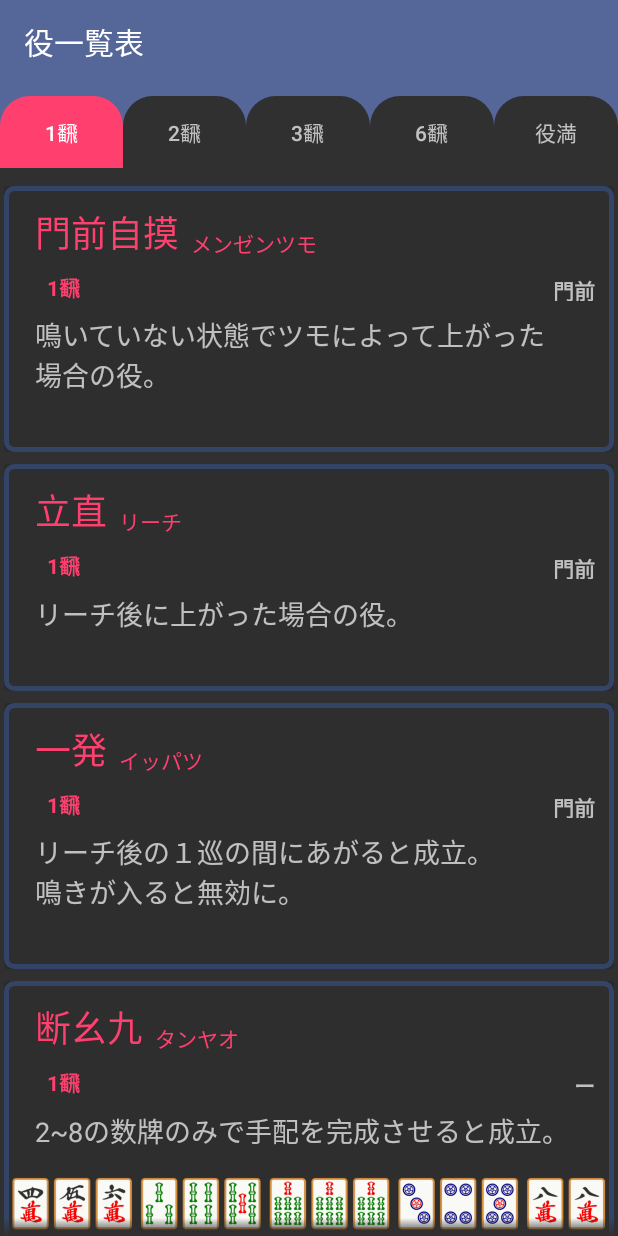
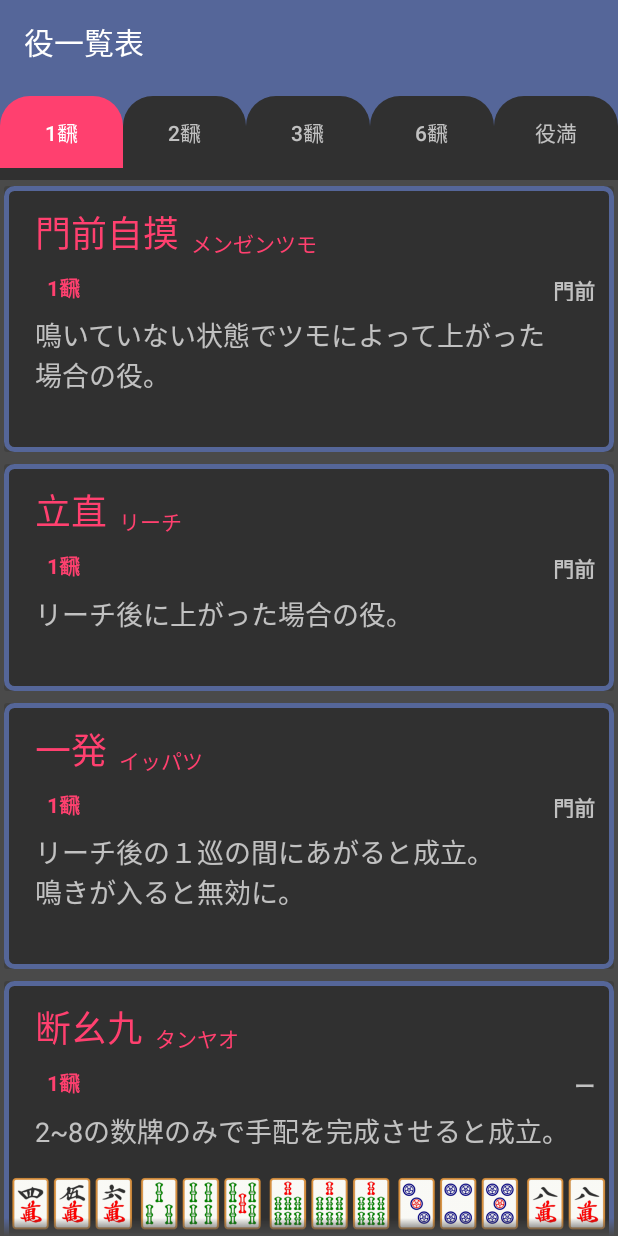
Before and after one commit to Bluewind12/Mahjongg_App, an Android app: the YakuListViewActivity screen opened directly, with no data from a screen before it, on a phone screen of 412 x 824 dp. Run offline under Robolectric (Android 15) with nearby library versions, the phone set to English and light mode, and no system bars.

Commit message:
リストのデザインの変更

```diff
--- a/app/src/main/res/drawable/background_yaku_list_card_black.xml
+++ b/app/src/main/res/drawable/background_yaku_list_card_black.xml
@@ -3,13 +3,13 @@
     android:shape="rectangle">
     <stroke
         android:width="3sp"
-        android:color="?attr/colorPrimaryDark" />
+        android:color="?attr/colorPrimary" />
     <padding
         android:bottom="5sp"
         android:left="5sp"
         android:right="5sp"
         android:top="5sp" />
 
-    <solid android:color="#05FFFFFF" />
+    <solid android:color="?android:attr/windowBackground" />
     <corners android:radius="5sp" />
 </shape>
--- a/app/src/main/res/drawable/background_yaku_list_card_white.xml
+++ b/app/src/main/res/drawable/background_yaku_list_card_white.xml
@@ -10,6 +10,6 @@
         android:right="5sp"
         android:top="5sp" />
 
-    <solid android:color="#10FFFFFF" />
+    <solid android:color="?android:attr/windowBackground" />
     <corners android:radius="5sp" />
 </shape>
--- a/app/src/main/res/layout/yaku_list_layout.xml
+++ b/app/src/main/res/layout/yaku_list_layout.xml
@@ -61,8 +61,9 @@
         android:layout_width="0dp"
         android:layout_height="0dp"
         android:layout_marginTop="8dp"
+        android:background="#20FFFFFF"
+        android:cacheColorHint="?attr/colorPrimary"
         android:requiresFadingEdge="horizontal|vertical"
-        android:cacheColorHint="?attr/colorPrimary"
         app:layout_constraintBottom_toBottomOf="parent"
         app:layout_constraintEnd_toEndOf="parent"
         app:layout_constraintStart_toStartOf="parent"
```
